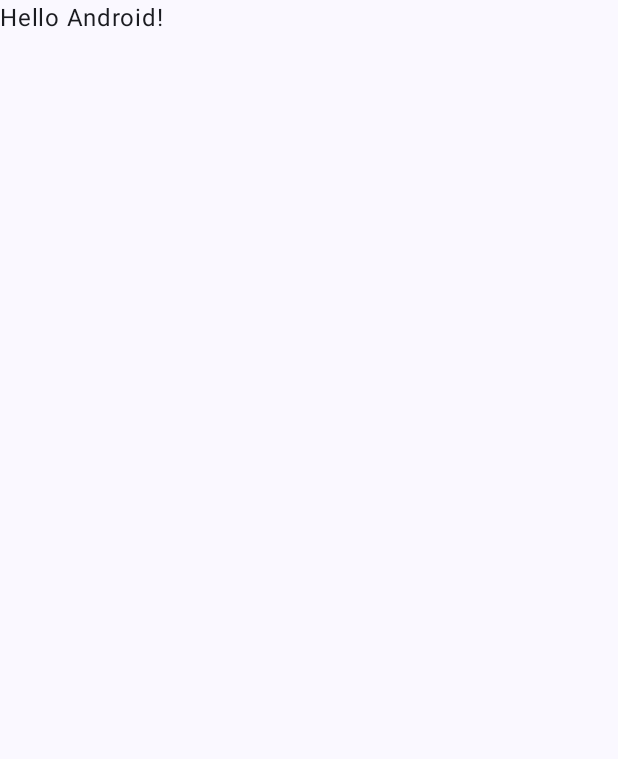
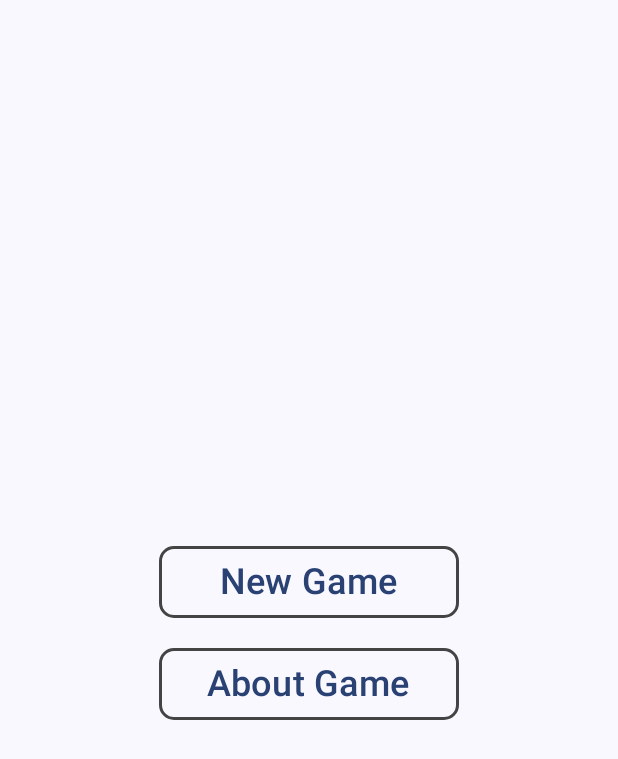
Before and after one commit to RekaEva/RepeatSound, an Android app built with Jetpack Compose: the screen it shows after launch (MainActivity), on a phone screen of 412 x 824 dp. Before the commit the part shown is almost empty. Shown: the top 759 px of the screen. Run offline under Robolectric (Android 15) with nearby library versions, the light colour scheme and no system bars.

Commit message:
game_fin

```diff
--- a/app/build.gradle.kts
+++ b/app/build.gradle.kts
@@ -50,7 +50,7 @@ android {
 }
 
 dependencies {
-
+    implementation(libs.androidx.navigation.compose)
     implementation(libs.androidx.core.ktx)
     implementation(libs.androidx.lifecycle.runtime.ktx)
     implementation(libs.androidx.activity.compose)
--- /dev/null
+++ b/app/src/main/java/com/example/repeatsound/Event.kt
@@ -0,0 +1,11 @@
+package com.example.exercise03
+
+import com.example.repeatsound.State
+
+sealed class Event {
+    data object StartGame : Event()
+    data object Restart : Event()
+    data class ButtonClicked(val number: Int) : Event()
+    data class ChangeRecord(val record: Int) : Event()
+    data class ChangeMode(var mode: State.GameMode) : Event()
+}
--- a/app/src/main/java/com/example/repeatsound/MainActivity.kt
+++ b/app/src/main/java/com/example/repeatsound/MainActivity.kt
@@ -1,46 +1,82 @@
 package com.example.repeatsound
 
+import android.content.SharedPreferences
 import android.os.Bundle
 import androidx.activity.ComponentActivity
 import androidx.activity.compose.setContent
 import androidx.compose.foundation.layout.fillMaxSize
 import androidx.compose.material3.MaterialTheme
 import androidx.compose.material3.Surface
-import androidx.compose.material3.Text
-import androidx.compose.runtime.Composable
+import androidx.compose.runtime.collectAsState
 import androidx.compose.ui.Modifier
-import androidx.compose.ui.tooling.preview.Preview
-import com.example.repeatsound.ui.theme.RepeatSoundTheme
+import androidx.navigation.compose.NavHost
+import androidx.navigation.compose.composable
+import androidx.navigation.compose.rememberNavController
+import com.example.exercise03.Event
+import com.example.repeatsound.ScreensName.Companion.aboutScreenName
+import com.example.repeatsound.ScreensName.Companion.gameScreenName
+import com.example.repeatsound.ScreensName.Companion.menuScreenName
+import com.example.repeatsound.screens.AboutScreen
+import com.example.repeatsound.screens.GameScreen
+import com.example.repeatsound.screens.MenuScreen
+import com.example.repeatsound.ui.theme.Exercise03Theme
 
 class MainActivity : ComponentActivity() {
+    private lateinit var viewModel: ScreenViewModel
+    private val sharedPreferencesKey = "record"
+    private lateinit var sharedPreferences: SharedPreferences
     override fun onCreate(savedInstanceState: Bundle?) {
         super.onCreate(savedInstanceState)
+        sharedPreferences = getSharedPreferences("MyPrefs", MODE_PRIVATE)
+        viewModel = ScreenViewModel(this)
+        viewModel.sendEvent(
+            Event.ChangeRecord(
+                sharedPreferences.getInt(sharedPreferencesKey, 0)
+            )
+        )
+
         setContent {
-            RepeatSoundTheme {
-                // A surface container using the 'background' color from the theme
+            val navController = rememberNavController()
+            Exercise03Theme {
                 Surface(
                     modifier = Modifier.fillMaxSize(),
                     color = MaterialTheme.colorScheme.background
                 ) {
-                    Greeting("Android")
+                    NavHost(
+                        navController = navController,
+                        startDestination = menuScreenName
+                    )
+                    {
+                        composable(menuScreenName) {
+                            MenuScreen {
+                                navController.navigate(it)
+                            }
+                        }
+                        composable(gameScreenName) {
+                            GameScreen(mv = viewModel,
+                                changeRecord = { record ->
+                                    sharedPreferences.edit()
+                                        .putInt(sharedPreferencesKey, record).apply()
+                                },
+                                onClickNav = { navController.navigate(menuScreenName) }
+                            )
+                        }
+                        composable(aboutScreenName) {
+                            val record = viewModel.state.collectAsState().value.record
+                            AboutScreen(record = record,
+                                onClickNav = { navController.navigate(menuScreenName) })
+                        }
+                    }
                 }
             }
         }
     }
 }
 
-@Composable
-fun Greeting(name: String, modifier: Modifier = Modifier) {
-    Text(
-        text = "Hello $name!",
-        modifier = modifier
-    )
-}
-
-@Preview(showBackground = true)
-@Composable
-fun GreetingPreview() {
-    RepeatSoundTheme {
-        Greeting("Android")
+class ScreensName {
+    companion object {
+        const val menuScreenName = "menuScreen"
+        const val gameScreenName = "gameScreen"
+        const val aboutScreenName = "aboutScreen"
     }
 }
--- /dev/null
+++ b/app/src/main/java/com/example/repeatsound/State.kt
@@ -0,0 +1,16 @@
+package com.example.repeatsound
+
+data class State(
+    var level: Int = 1,
+    var record: Int = 0,
+    var doButtonsEnabled: Boolean = false,
+    var reButtonsEnabled: Boolean = false,
+    var miButtonsEnabled: Boolean = false,
+    var faButtonsEnabled: Boolean = false,
+    var wrongSound: Boolean = false,
+    var freeGame: Boolean = false
+) {
+    enum class GameMode {
+        GAME, FREE
+    }
+}
--- /dev/null
+++ b/app/src/main/java/com/example/repeatsound/screens/MenuScreen.kt
@@ -0,0 +1,66 @@
+package com.example.repeatsound.screens
+
+import androidx.compose.foundation.border
+import androidx.compose.foundation.layout.Arrangement
+import androidx.compose.foundation.layout.Column
+import androidx.compose.foundation.layout.padding
+import androidx.compose.foundation.layout.width
+import androidx.compose.foundation.shape.RoundedCornerShape
+import androidx.compose.material3.Text
+import androidx.compose.material3.TextButton
+import androidx.compose.runtime.Composable
+import androidx.compose.ui.Alignment
+import androidx.compose.ui.Modifier
+import androidx.compose.ui.graphics.Color
+import androidx.compose.ui.tooling.preview.Preview
+import androidx.compose.ui.unit.dp
+import androidx.compose.ui.unit.sp
+import com.example.repeatsound.ScreensName
+
+
+@Composable
+fun MenuScreen(onClickNav: (String) -> Unit = {}) {
+    Column(
+        verticalArrangement = Arrangement.Center,
+        horizontalAlignment = Alignment.CenterHorizontally,
+    )
+    {
+        TextButton(
+            onClick = { onClickNav(ScreensName.gameScreenName) },
+            modifier = Modifier
+                .width(200.dp)
+                .padding(vertical = 20.dp)
+                .border(
+                    2.dp,
+                    Color.DarkGray,
+                    RoundedCornerShape(10.dp)
+                )
+        ) {
+            Text(
+                text = "New Game",
+                fontSize = 24.sp
+            )
+        }
+        TextButton(
+            onClick = { onClickNav(ScreensName.aboutScreenName) },
+            modifier = Modifier
+                .width(200.dp)
+                .border(
+                    2.dp,
+                    Color.DarkGray,
+                    RoundedCornerShape(10.dp)
+                )
+        ) {
+            Text(
+                text = "About Game",
+                fontSize = 24.sp
+            )
+        }
+    }
+}
+
+@Preview
+@Composable
+fun PreviewMenuScreen() {
+    MenuScreen()
+}
--- a/app/src/main/java/com/example/repeatsound/ui/theme/Color.kt
+++ b/app/src/main/java/com/example/repeatsound/ui/theme/Color.kt
@@ -9,3 +9,7 @@ val Pink80 = Color(0xFFEFB8C8)
 val Purple40 = Color(0xFF6650a4)
 val PurpleGrey40 = Color(0xFF625b71)
 val Pink40 = Color(0xFF7D5260)
+
+val LightGreen = Color(0xF090EE90)
+val Orange = Color(0xFFFFB266)
+val Blue = Color(0xFF00BFFF)
--- a/app/src/main/java/com/example/repeatsound/ui/theme/Theme.kt
+++ b/app/src/main/java/com/example/repeatsound/ui/theme/Theme.kt
@@ -38,7 +38,7 @@ private val LightColorScheme = lightColorScheme(
 )
 
 @Composable
-fun RepeatSoundTheme(
+fun Exercise03Theme(
     darkTheme: Boolean = isSystemInDarkTheme(),
     // Dynamic color is available on Android 12+
     dynamicColor: Boolean = true,
--- a/gradle/libs.versions.toml
+++ b/gradle/libs.versions.toml
@@ -8,9 +8,11 @@ espressoCore = "3.5.1"
 lifecycleRuntimeKtx = "2.6.1"
 activityCompose = "1.7.0"
 composeBom = "2023.08.00"
+navigationCompose = "2.7.7"
 
 [libraries]
 androidx-core-ktx = { group = "androidx.core", name = "core-ktx", version.ref = "coreKtx" }
+androidx-navigation-compose = { module = "androidx.navigation:navigation-compose", version.ref = "navigationCompose" }
 junit = { group = "junit", name = "junit", version.ref = "junit" }
 androidx-junit = { group = "androidx.test.ext", name = "junit", version.ref = "junitVersion" }
 androidx-espresso-core = { group = "androidx.test.espresso", name = "espresso-core", version.ref = "espressoCore" }
```
Also changed, not shown: app/src/main/java/com/example/repeatsound/ScreenViewModel.kt (added, +140 -0 lines), app/src/main/java/com/example/repeatsound/screens/AboutScreen.kt (added, +96 -0 lines), app/src/main/java/com/example/repeatsound/screens/GameScreen.kt (added, +179 -0 lines), app/src/main/res/values/strings.xml (+34 -0 lines), 2 other files.
